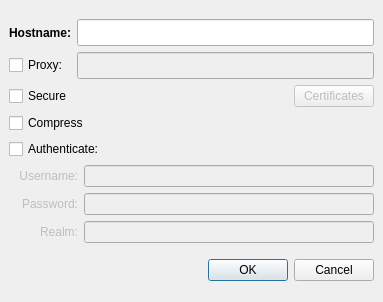
The window that src/pmchart/hostdialog.ui (performancecopilot/pcp) describes before a commit, drawn with Qt 5.
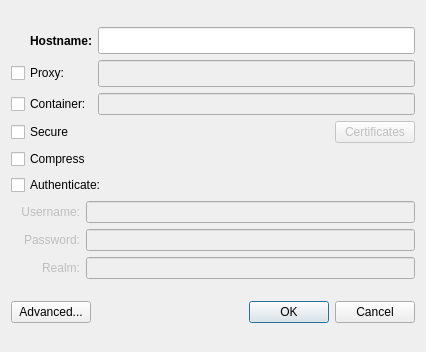
The same window after the commit. Icons and pictures are not drawn.

Commit message:
pmchart: initial support for container connection attribute
Simplify the default New Host dialog while there, hiding all
of the lesser used options behind an Advanced button.  When
hovering over a host name in the metric selector, display any
connection attributes (like container name) as well.

```diff
--- a/src/pmchart/hostdialog.ui
+++ b/src/pmchart/hostdialog.ui
@@ -9,8 +9,8 @@
    <rect>
     <x>0</x>
     <y>0</y>
-    <width>383</width>
-    <height>302</height>
+    <width>426</width>
+    <height>352</height>
    </rect>
   </property>
   <property name="sizePolicy">
@@ -22,7 +22,7 @@
   <property name="minimumSize">
    <size>
     <width>300</width>
-    <height>100</height>
+    <height>120</height>
    </size>
   </property>
   <property name="windowTitle">
@@ -38,14 +38,8 @@
   <property name="modal">
    <bool>true</bool>
   </property>
-  <layout class="QGridLayout">
-   <property name="margin">
-    <number>9</number>
-   </property>
-   <property name="spacing">
-    <number>6</number>
-   </property>
-   <item row="0" column="0">
+  <layout class="QVBoxLayout" name="verticalLayout">
+   <item>
     <layout class="QVBoxLayout">
      <property name="spacing">
       <number>6</number>
@@ -119,6 +113,20 @@
          </property>
         </widget>
        </item>
+       <item row="2" column="0">
+        <widget class="QCheckBox" name="containerCheckBox">
+         <property name="text">
+          <string>Container:</string>
+         </property>
+        </widget>
+       </item>
+       <item row="2" column="1">
+        <widget class="QLineEdit" name="containerLineEdit">
+         <property name="enabled">
+          <bool>false</bool>
+         </property>
+        </widget>
+       </item>
       </layout>
      </item>
      <item>
@@ -254,12 +262,36 @@
      </item>
     </layout>
    </item>
-   <item row="7" column="0">
-    <widget class="QDialogButtonBox" name="buttonBox">
-     <property name="standardButtons">
-      <set>QDialogButtonBox::Cancel|QDialogButtonBox::Ok</set>
-     </property>
-    </widget>
+   <item>
+    <layout class="QHBoxLayout" name="horizontalLayout">
+     <item>
+      <widget class="QPushButton" name="advancedPushButton">
+       <property name="text">
+        <string>Advanced...</string>
+       </property>
+      </widget>
+     </item>
+     <item>
+      <spacer name="horizontalSpacer_3">
+       <property name="orientation">
+        <enum>Qt::Horizontal</enum>
+       </property>
+       <property name="sizeHint" stdset="0">
+        <size>
+         <width>40</width>
+         <height>20</height>
+        </size>
+       </property>
+      </spacer>
+     </item>
+     <item>
+      <widget class="QDialogButtonBox" name="buttonBox">
+       <property name="standardButtons">
+        <set>QDialogButtonBox::Cancel|QDialogButtonBox::Ok</set>
+       </property>
+      </widget>
+     </item>
+    </layout>
    </item>
   </layout>
  </widget>
```
Left out of the diff: 40 changed lines with no effect on the pictures. The commit also changes 5 other files.
